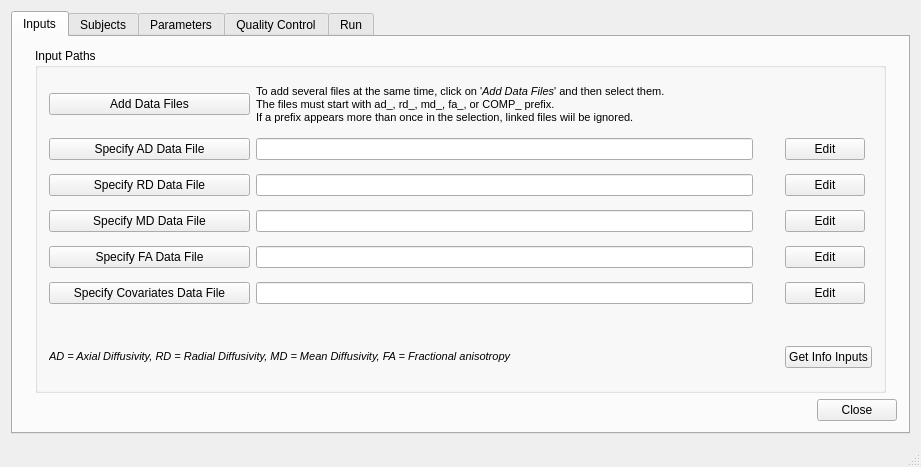
jeantm/ProjectFADTTS, file PartialCode/windows/MainWindow.ui: the form before one commit.
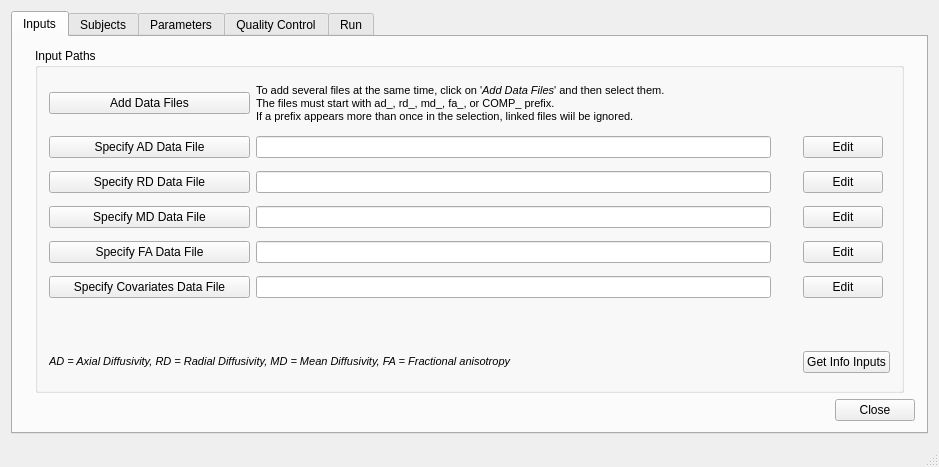
The form after the commit. The open tabs and pages were chosen to show the change.

```diff
--- a/PartialCode/windows/MainWindow.ui
+++ b/PartialCode/windows/MainWindow.ui
@@ -9,7 +9,7 @@
    <rect>
     <x>0</x>
     <y>0</y>
-    <width>921</width>
+    <width>939</width>
     <height>467</height>
    </rect>
   </property>
@@ -33,7 +33,7 @@
        </sizepolicy>
       </property>
       <property name="currentIndex">
-       <number>4</number>
+       <number>0</number>
       </property>
       <widget class="QWidget" name="input_output_setting_tab">
        <property name="sizePolicy">
@@ -120,21 +120,27 @@
               <property name="verticalSpacing">
                <number>6</number>
               </property>
-              <item row="4" column="6">
-               <widget class="QPushButton" name="editInputMDfile_pushButton">
+              <item row="5" column="0">
+               <widget class="QPushButton" name="inputFAfile_pushButton">
                 <property name="sizePolicy">
                  <sizepolicy hsizetype="Fixed" vsizetype="Fixed">
                   <horstretch>0</horstretch>
                   <verstretch>0</verstretch>
                  </sizepolicy>
                 </property>
+                <property name="minimumSize">
+                 <size>
+                  <width>201</width>
+                  <height>0</height>
+                 </size>
+                </property>
                 <property name="text">
-                 <string>Edit</string>
+                 <string>Specify FA Data File</string>
                 </property>
                </widget>
               </item>
-              <item row="7" column="0">
-               <widget class="QPushButton" name="inputCOMPfile_pushButton">
+              <item row="1" column="0">
+               <widget class="QPushButton" name="inputADfile_pushButton">
                 <property name="sizePolicy">
                  <sizepolicy hsizetype="Fixed" vsizetype="Fixed">
                   <horstretch>0</horstretch>
@@ -147,33 +153,75 @@
                   <height>0</height>
                  </size>
                 </property>
-                <property name="baseSize">
-                 <size>
-                  <width>0</width>
-                  <height>0</height>
-                 </size>
-                </property>
                 <property name="text">
-                 <string>Specify Covariates Data File</string>
-                </property>
-               </widget>
-              </item>
-              <item row="7" column="6">
-               <widget class="QPushButton" name="editInputCOMPfile_pushButton">
-                <property name="sizePolicy">
-                 <sizepolicy hsizetype="Fixed" vsizetype="Fixed">
-                  <horstretch>0</horstretch>
-                  <verstretch>0</verstretch>
-                 </sizepolicy>
-                </property>
-                <property name="text">
-                 <string>Edit</string>
+                 <string>Specify AD Data File</string>
                 </property>
                </widget>
               </item>
               <item row="5" column="5">
-               <widget class="QLabel" name="iconInputFAFile_label">
+               <widget class="QPushButton" name="editInputFAfile_pushButton">
                 <property name="sizePolicy">
+                 <sizepolicy hsizetype="Fixed" vsizetype="Fixed">
+                  <horstretch>0</horstretch>
+                  <verstretch>0</verstretch>
+                 </sizepolicy>
+                </property>
+                <property name="text">
+                 <string>Edit</string>
+                </property>
+               </widget>
+              </item>
+              <item row="3" column="5">
+               <widget class="QPushButton" name="editInputRDfile_pushButton">
+                <property name="sizePolicy">
+                 <sizepolicy hsizetype="Fixed" vsizetype="Fixed">
+                  <horstretch>0</horstretch>
+                  <verstretch>0</verstretch>
+                 </sizepolicy>
+                </property>
+                <property name="text">
+                 <string>Edit</string>
+                </property>
+               </widget>
+              </item>
+              <item row="7" column="1" colspan="3">
+               <widget class="QLineEdit" name="para_inputCOMPfile_lineEdit"/>
+              </item>
+              <item row="1" column="5">
+               <widget class="QPushButton" name="editInputADfile_pushButton">
+                <property name="sizePolicy">
+                 <sizepolicy hsizetype="Fixed" vsizetype="Fixed">
+                  <horstretch>0</horstretch>
+                  <verstretch>0</verstretch>
+                 </sizepolicy>
+                </property>
+                <property name="text">
+                 <string>Edit</string>
+                </property>
+               </widget>
+              </item>
+              <item row="8" column="1">
+               <widget class="QLabel" name="subjectColumnId_label">
+                <property name="sizePolicy">
+                 <sizepolicy hsizetype="Fixed" vsizetype="Fixed">
+                  <horstretch>0</horstretch>
+                  <verstretch>0</verstretch>
+                 </sizepolicy>
+                </property>
+                <property name="minimumSize">
+                 <size>
+                  <width>27</width>
+                  <height>27</height>
+                 </size>
+                </property>
+                <property name="text">
+                 <string/>
+                </property>
+               </widget>
+              </item>
+              <item row="1" column="4">
+               <widget class="QLabel" name="iconInputADFile_label">
+                <property name="sizePolicy">
                  <sizepolicy hsizetype="Fixed" vsizetype="Preferred">
                   <horstretch>0</horstretch>
                   <verstretch>0</verstretch>
@@ -190,7 +238,70 @@
                 </property>
                </widget>
               </item>
-              <item row="10" column="6">
+              <item row="3" column="0">
+               <widget class="QPushButton" name="inputRDfile_pushButton">
+                <property name="sizePolicy">
+                 <sizepolicy hsizetype="Fixed" vsizetype="Fixed">
+                  <horstretch>0</horstretch>
+                  <verstretch>0</verstretch>
+                 </sizepolicy>
+                </property>
+                <property name="minimumSize">
+                 <size>
+                  <width>201</width>
+                  <height>0</height>
+                 </size>
+                </property>
+                <property name="text">
+                 <string>Specify RD Data File</string>
+                </property>
+               </widget>
+              </item>
+              <item row="4" column="4">
+               <widget class="QLabel" name="iconInputMDFile_label">
+                <property name="sizePolicy">
+                 <sizepolicy hsizetype="Fixed" vsizetype="Preferred">
+                  <horstretch>0</horstretch>
+                  <verstretch>0</verstretch>
+                 </sizepolicy>
+                </property>
+                <property name="minimumSize">
+                 <size>
+                  <width>20</width>
+                  <height>0</height>
+                 </size>
+                </property>
+                <property name="text">
+                 <string/>
+                </property>
+               </widget>
+              </item>
+              <item row="1" column="1" colspan="3">
+               <widget class="QLineEdit" name="para_inputADfile_lineEdit"/>
+              </item>
+              <item row="5" column="1" colspan="3">
+               <widget class="QLineEdit" name="para_inputFAfile_lineEdit"/>
+              </item>
+              <item row="7" column="4">
+               <widget class="QLabel" name="iconInputCOMPFile_label">
+                <property name="sizePolicy">
+                 <sizepolicy hsizetype="Fixed" vsizetype="Preferred">
+                  <horstretch>0</horstretch>
+                  <verstretch>0</verstretch>
+                 </sizepolicy>
+                </property>
+                <property name="minimumSize">
+                 <size>
+                  <width>20</width>
+                  <height>0</height>
+                 </size>
+                </property>
+                <property name="text">
+                 <string/>
+                </property>
+               </widget>
+              </item>
+              <item row="10" column="5">
                <widget class="QPushButton" name="inputInfo_pushButton">
                 <property name="sizePolicy">
                  <sizepolicy hsizetype="Fixed" vsizetype="Fixed">
@@ -203,44 +314,6 @@
                 </property>
                </widget>
               </item>
-              <item row="7" column="5">
-               <widget class="QLabel" name="iconInputCOMPFile_label">
-                <property name="sizePolicy">
-                 <sizepolicy hsizetype="Fixed" vsizetype="Preferred">
-                  <horstretch>0</horstretch>
-                  <verstretch>0</verstretch>
-                 </sizepolicy>
-                </property>
-                <property name="minimumSize">
-                 <size>
-                  <width>20</width>
-                  <height>0</height>
-                 </size>
-                </property>
-                <property name="text">
-                 <string/>
-                </property>
-               </widget>
-              </item>
-              <item row="4" column="0">
-               <widget class="QPushButton" name="inputMDfile_pushButton">
-                <property name="sizePolicy">
-                 <sizepolicy hsizetype="Fixed" vsizetype="Fixed">
-                  <horstretch>0</horstretch>
-                  <verstretch>0</verstretch>
-                 </sizepolicy>
-                </property>
-                <property name="minimumSize">
-                 <size>
-                  <width>201</width>
-                  <height>0</height>
-                 </size>
-                </property>
-                <property name="text">
-                 <string>Specify MD Data File</string>
-                </property>
-               </widget>
-              </item>
               <item row="0" column="0">
                <widget class="QPushButton" name="inputAddDataFiles_pushButton">
                 <property name="sizePolicy">
@@ -260,8 +333,11 @@
                 </property>
                </widget>
               </item>
-              <item row="3" column="0">
-               <widget class="QPushButton" name="inputRDfile_pushButton">
+              <item row="3" column="1" colspan="3">
+               <widget class="QLineEdit" name="para_inputRDfile_lineEdit"/>
+              </item>
+              <item row="4" column="0">
+               <widget class="QPushButton" name="inputMDfile_pushButton">
                 <property name="sizePolicy">
                  <sizepolicy hsizetype="Fixed" vsizetype="Fixed">
                   <horstretch>0</horstretch>
@@ -275,140 +351,38 @@
                  </size>
                 </property>
                 <property name="text">
-                 <string>Specify RD Data File</string>
+                 <string>Specify MD Data File</string>
                 </property>
                </widget>
               </item>
-              <item row="10" column="0" colspan="4">
+              <item row="10" column="0" colspan="3">
                <widget class="QLabel" name="prefixMeaning_label">
                 <property name="text">
                  <string>&lt;html&gt;&lt;head/&gt;&lt;body&gt;&lt;p&gt;&lt;span style=&quot; font-size:8pt; font-style:italic;&quot;&gt;AD = Axial Diffusivity, RD = Radial Diffusivity, MD = Mean Diffusivity, FA = Fractional anisotropy&lt;/span&gt;&lt;/p&gt;&lt;/body&gt;&lt;/html&gt;</string>
                 </property>
                </widget>
               </item>
-              <item row="1" column="0">
-               <widget class="QPushButton" name="inputADfile_pushButton">
+              <item row="5" column="4">
+               <widget class="QLabel" name="iconInputFAFile_label">
                 <property name="sizePolicy">
-                 <sizepolicy hsizetype="Fixed" vsizetype="Fixed">
+                 <sizepolicy hsizetype="Fixed" vsizetype="Preferred">
                   <horstretch>0</horstretch>
                   <verstretch>0</verstretch>
                  </sizepolicy>
                 </property>
                 <property name="minimumSize">
                  <size>
-                  <width>201</width>
+                  <width>20</width>
                   <height>0</height>
                  </size>
                 </property>
                 <property name="text">
-                 <string>Specify AD Data File</string>
-                </property>
-               </widget>
-              </item>
-              <item row="1" column="6">
-               <widget class="QPushButton" name="editInputADfile_pushButton">
-                <property name="sizePolicy">
-                 <sizepolicy hsizetype="Fixed" vsizetype="Fixed">
-                  <horstretch>0</horstretch>
-                  <verstretch>0</verstretch>
-                 </sizepolicy>
-                </property>
-                <property name="text">
-                 <string>Edit</string>
-                </property>
-               </widget>
-              </item>
-              <item row="5" column="6">
-               <widget class="QPushButton" name="editInputFAfile_pushButton">
-                <property name="sizePolicy">
-                 <sizepolicy hsizetype="Fixed" vsizetype="Fixed">
-                  <horstretch>0</horstretch>
-                  <verstretch>0</verstretch>
-                 </sizepolicy>
-                </property>
-                <property name="text">
-                 <string>Edit</string>
-                </property>
-               </widget>
-              </item>
-              <item row="5" column="0">
-               <widget class="QPushButton" name="inputFAfile_pushButton">
-                <property name="sizePolicy">
-                 <sizepolicy hsizetype="Fixed" vsizetype="Fixed">
-                  <horstretch>0</horstretch>
-                  <verstretch>0</verstretch>
-                 </sizepolicy>
-                </property>
-                <property name="minimumSize">
-                 <size>
-                  <width>201</width>
-                  <height>0</height>
-                 </size>
-                </property>
-                <property name="text">
-                 <string>Specify FA Data File</string>
+                 <string/>
                 </property>
                </widget>
               </item>
               <item row="4" column="5">
-               <widget class="QLabel" name="iconInputMDFile_label">
-                <property name="sizePolicy">
-                 <sizepolicy hsizetype="Fixed" vsizetype="Preferred">
-                  <horstretch>0</horstretch>
-                  <verstretch>0</verstretch>
-                 </sizepolicy>
-                </property>
-                <property name="minimumSize">
-                 <size>
-                  <width>20</width>
-                  <height>0</height>
-                 </size>
-                </property>
-                <property name="text">
-                 <string/>
-                </property>
-               </widget>
-              </item>
-              <item row="1" column="5">
-               <widget class="QLabel" name="iconInputADFile_label">
-                <property name="sizePolicy">
-                 <sizepolicy hsizetype="Fixed" vsizetype="Preferred">
-                  <horstretch>0</horstretch>
-                  <verstretch>0</verstretch>
-                 </sizepolicy>
-                </property>
-                <property name="minimumSize">
-                 <size>
-                  <width>20</width>
-                  <height>0</height>
-                 </size>
-                </property>
-                <property name="text">
-                 <string/>
-                </property>
-               </widget>
-              </item>
-              <item row="3" column="5">
-               <widget class="QLabel" name="iconInputRDFile_label">
-                <property name="sizePolicy">
-                 <sizepolicy hsizetype="Fixed" vsizetype="Preferred">
-                  <horstretch>0</horstretch>
-                  <verstretch>0</verstretch>
-                 </sizepolicy>
-                </property>
-                <property name="minimumSize">
-                 <size>
-                  <width>20</width>
-                  <height>0</height>
-                 </size>
-                </property>
-                <property name="text">
-                 <string/>
-                </property>
-               </widget>
-              </item>
-              <item row="3" column="6">
-               <widget class="QPushButton" name="editInputRDfile_pushButton">
+               <widget class="QPushButton" name="editInputMDfile_pushButton">
                 <property name="sizePolicy">
                  <sizepolicy hsizetype="Fixed" vsizetype="Fixed">
                   <horstretch>0</horstretch>
@@ -420,8 +394,8 @@
                 </property>
                </widget>
               </item>
-              <item row="9" column="1">
-               <widget class="QLabel" name="iconSubjectColumnId_label">
+              <item row="7" column="0">
+               <widget class="QPushButton" name="inputCOMPfile_pushButton">
                 <property name="sizePolicy">
                  <sizepolicy hsizetype="Fixed" vsizetype="Fixed">
                   <horstretch>0</horstretch>
@@ -430,33 +404,39 @@
                 </property>
                 <property name="minimumSize">
                  <size>
-                  <width>27</width>
+                  <width>201</width>
+                  <height>0</height>
+                 </size>
+                </property>
+                <property name="baseSize">
+                 <size>
+                  <width>0</width>
                   <height>0</height>
                  </size>
                 </property>
                 <property name="text">
-                 <string/>
+                 <string>Specify Covariates Data File</string>
                 </property>
                </widget>
               </item>
-              <item row="0" column="1" colspan="3">
+              <item row="0" column="1" colspan="2">
                <widget class="QLabel" name="addDataFilesInfo_label">
                 <property name="text">
                  <string>&lt;html&gt;&lt;head/&gt;&lt;body&gt;&lt;p&gt;&lt;span style=&quot; font-size:8pt;&quot;&gt;To add several files at the same time, click on '&lt;/span&gt;&lt;span style=&quot; font-size:8pt; font-style:italic;&quot;&gt;Add Data Files&lt;/span&gt;&lt;span style=&quot; font-size:8pt;&quot;&gt;' and then select them.&lt;br&gt;The files must start with ad_, rd_, md_, fa_, or COMP_ prefix.&lt;br/&gt;If a prefix appears more than once in the selection, linked files wiil be ignored.&lt;/span&gt;&lt;/p&gt;&lt;/body&gt;&lt;/html&gt;</string>
                 </property>
                </widget>
               </item>
-              <item row="9" column="2" colspan="3">
-               <widget class="QLabel" name="subjectColumnId_label">
+              <item row="3" column="4">
+               <widget class="QLabel" name="iconInputRDFile_label">
                 <property name="sizePolicy">
-                 <sizepolicy hsizetype="Expanding" vsizetype="Preferred">
+                 <sizepolicy hsizetype="Fixed" vsizetype="Preferred">
                   <horstretch>0</horstretch>
                   <verstretch>0</verstretch>
                  </sizepolicy>
                 </property>
                 <property name="minimumSize">
                  <size>
-                  <width>27</width>
+                  <width>20</width>
                   <height>0</height>
                  </size>
                 </property>
@@ -465,21 +445,22 @@
                 </property>
                </widget>
               </item>
-              <item row="7" column="1" colspan="4">
-               <widget class="QLineEdit" name="para_inputCOMPfile_lineEdit"/>
+              <item row="7" column="5">
+               <widget class="QPushButton" name="editInputCOMPfile_pushButton">
+                <property name="sizePolicy">
+                 <sizepolicy hsizetype="Fixed" vsizetype="Fixed">
+                  <horstretch>0</horstretch>
+                  <verstretch>0</verstretch>
+                 </sizepolicy>
+                </property>
+                <property name="text">
+                 <string>Edit</string>
+                </property>
+               </widget>
               </item>
-              <item row="5" column="1" colspan="4">
-               <widget class="QLineEdit" name="para_inputFAfile_lineEdit"/>
-              </item>
-              <item row="4" column="1" colspan="4">
+              <item row="4" column="1" colspan="3">
                <widget class="QLineEdit" name="para_inputMDfile_lineEdit"/>
               </item>
-              <item row="3" column="1" colspan="4">
-               <widget class="QLineEdit" name="para_inputRDfile_lineEdit"/>
-              </item>
-              <item row="1" column="1" colspan="4">
-               <widget class="QLineEdit" name="para_inputADfile_lineEdit"/>
-              </item>
              </layout>
             </widget>
            </item>
@@ -1250,7 +1231,7 @@
     <rect>
      <x>0</x>
      <y>0</y>
-     <width>921</width>
+     <width>939</width>
      <height>25</height>
     </rect>
    </property>
```
